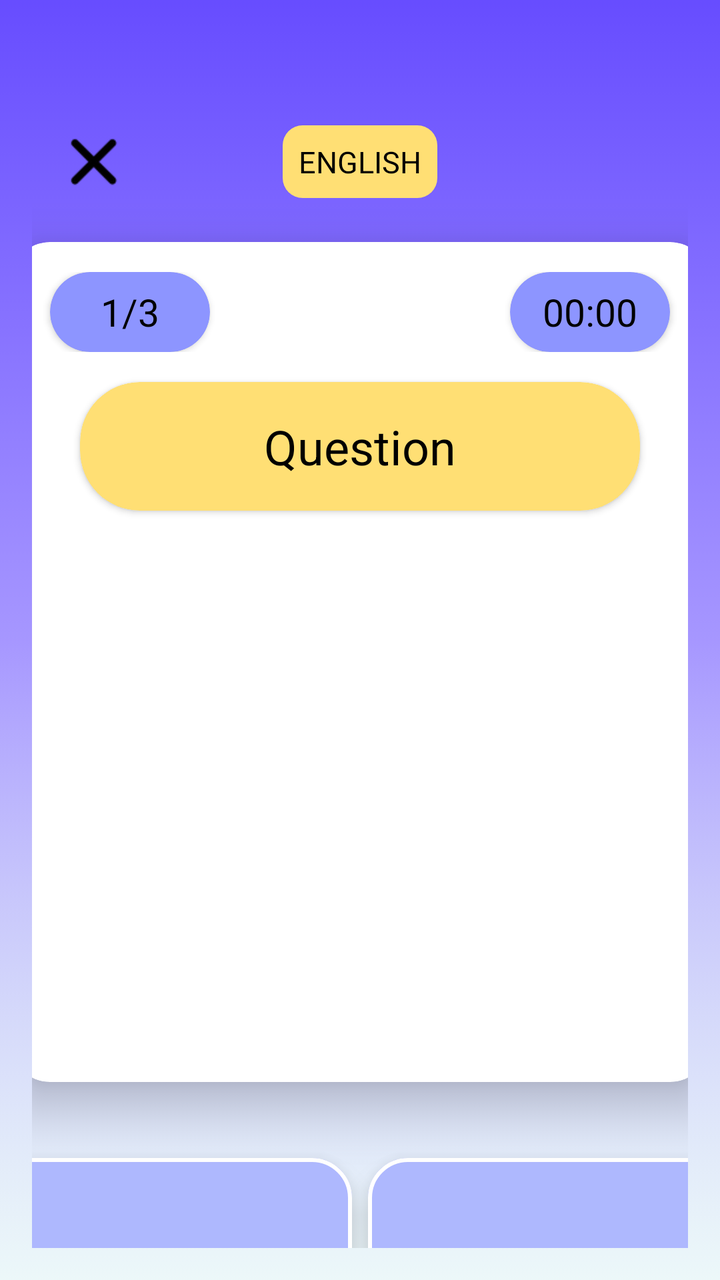
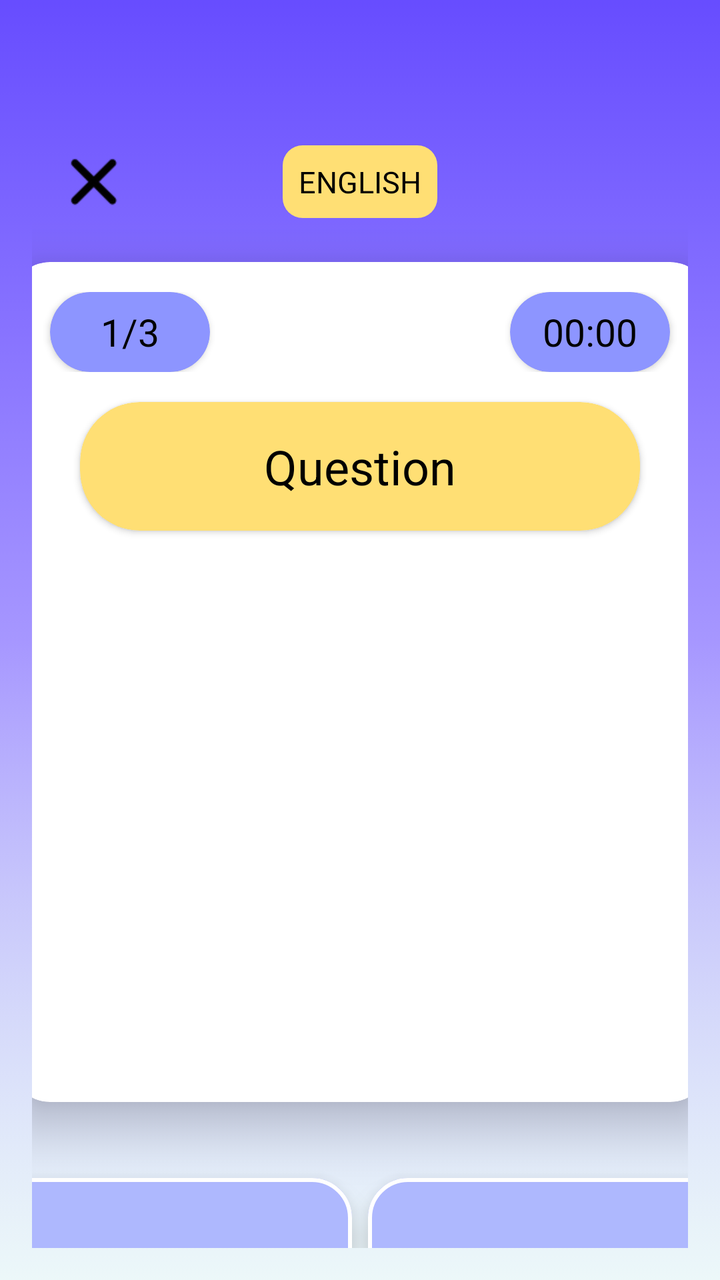

Compare the two renders of this Android layout. The source of the first and the diff that turns it into the second are given below.
<!-- AndroidManifest.xml: application theme Theme.QuizApp -->
<!-- res/layout/quiz_english_1.xml -->
<?xml version="1.0" encoding="utf-8"?>
<LinearLayout xmlns:android="http://schemas.android.com/apk/res/android"
    xmlns:tools="http://schemas.android.com/tools"
    xmlns:app="http://schemas.android.com/apk/res-auto"
    android:id="@+id/main"
    android:layout_width="match_parent"
    android:layout_height="match_parent"
    android:orientation="vertical"
    android:padding="16dp"
    android:background="@drawable/background"
    tools:context=".QuizEnglish">

    <RelativeLayout
        android:layout_width="match_parent"
        android:layout_height="50dp"
        android:layout_marginTop="40dp">

        <ImageView
            android:id="@+id/close_button"
            android:layout_width="30dp"
            android:layout_height="30dp"
            android:layout_alignParentStart="true"
            android:layout_centerVertical="true"
            android:layout_marginStart="16dp"
            android:src="@drawable/close_button"/>

        <TextView
            android:id="@+id/editProfileLabel"
            android:layout_width="wrap_content"
            android:layout_height="wrap_content"
            android:text="ENGLISH"
            android:textSize="15sp"
            android:textColor="#000000"
            android:background="@drawable/edit_profile_label_bg"
            android:padding="8dp"
            android:gravity="center"
            android:layout_centerInParent="true"/>

        <androidx.cardview.widget.CardView
            android:layout_width="wrap_content"
            android:layout_height="match_parent"
            android:layout_alignParentEnd="true"
            android:layout_centerVertical="true"
            android:layout_marginEnd="16dp">
        </androidx.cardview.widget.CardView>

    </RelativeLayout>

    <androidx.cardview.widget.CardView
        android:layout_width="350dp"
        android:layout_height="420dp"
        android:layout_marginTop="15dp"
        android:layout_gravity="center_horizontal"
        app:cardBackgroundColor="@android:color/white"
        app:cardCornerRadius="20dp"
        app:cardElevation="15dp">

        <LinearLayout
            android:layout_width="350dp"
            android:layout_height="40dp"
            android:layout_marginTop="15dp"
            android:layout_marginBottom="15dp">

            <androidx.cardview.widget.CardView
                android:layout_width="80dp"
                android:layout_height="40dp"
                android:layout_gravity="center_horizontal"
                android:layout_marginLeft="20dp"
                android:layout_marginRight="20dp"
                app:cardBackgroundColor="@color/buttonPurple"
                app:cardCornerRadius="30dp">

                <TextView
                    android:id="@+id/totalQuestion"
                    android:layout_width="80dp"
                    android:layout_height="40dp"
                    android:gravity="center"
                    android:text="1/3"
                    android:textColor="@color/black"
                    android:textSize="19sp" />

            </androidx.cardview.widget.CardView>

            <androidx.cardview.widget.CardView
                android:id="@+id/timer"
                android:layout_width="80dp"
                android:layout_height="40dp"
                android:layout_gravity="center_horizontal"
                android:layout_marginStart="130dp"
                app:cardBackgroundColor="@color/buttonPurple"
                app:cardCornerRadius="30dp">

                <TextView
                    android:id="@+id/timerText"
                    android:layout_width="80dp"
                    android:layout_height="40dp"
                    android:gravity="center"
                    android:text="00:00"
                    android:textColor="@color/black"
                    android:textSize="19sp" />

            </androidx.cardview.widget.CardView>

        </LinearLayout>

        <androidx.cardview.widget.CardView
            android:layout_width="280dp"
            android:layout_height="wrap_content"
            android:layout_gravity="center_horizontal"
            android:layout_marginTop="70dp"
            android:layout_marginBottom="20dp"
            app:cardBackgroundColor="@color/yellow"
            app:cardCornerRadius="30dp">

            <TextView
                android:id="@+id/question_text"
                android:layout_width="280dp"
                android:layout_height="wrap_content"
                android:gravity="center"
                android:padding="16dp"
                android:text="Question"
                android:textColor="@color/black"
                android:textSize="24sp" />

        </androidx.cardview.widget.CardView>

        <ImageView
            android:id="@+id/imageView"
            android:layout_width="240dp"
            android:layout_height="240dp"
            android:layout_marginTop="160dp"
            android:layout_gravity="center_horizontal">
        </ImageView>

    </androidx.cardview.widget.CardView>

    <LinearLayout
        style="?android:attr/buttonBarStyle"
        android:layout_width="380dp"
        android:layout_height="140dp"
        android:layout_gravity="center_horizontal"
        android:layout_marginTop="30dp"
        android:orientation="horizontal">

        <Button
            android:id="@+id/option_1_button"
            style="?android:attr/buttonBarButtonStyle"
            android:layout_width="60dp"
            android:layout_height="140dp"
            android:layout_margin="4dp"
            android:layout_weight="1"
            android:backgroundTint="@color/lightPurple"
            android:text="Option 1"
            android:textColor="@color/black"
            android:textSize="20sp"
            android:elevation="10dp"
            android:stateListAnimator="@null"
            android:outlineProvider="background"
            app:cornerRadius="20dp"
            app:strokeColor="@color/white"
            app:strokeWidth="2dp" />

        <Button
            android:id="@+id/option_2_button"
            style="?android:attr/buttonBarButtonStyle"
            android:layout_width="60dp"
            android:layout_height="140dp"
            android:layout_margin="4dp"
            android:layout_weight="1"
            android:backgroundTint="@color/lightPurple"
            android:text="Option 2"
            android:textColor="@color/black"
            android:textSize="20sp"
            android:elevation="10dp"
            android:stateListAnimator="@null"
            android:outlineProvider="background"
            app:cornerRadius="20dp"
            app:strokeColor="@color/white"
            app:strokeWidth="2dp" />
    </LinearLayout>

    <LinearLayout
        style="?android:attr/buttonBarStyle"
        android:layout_width="380dp"
        android:layout_height="140dp"
        android:layout_gravity="center_horizontal"
        android:layout_marginTop="10dp"
        android:orientation="horizontal">

        <Button
            android:id="@+id/option_3_button"
            style="?android:attr/buttonBarButtonStyle"
            android:layout_width="60dp"
            android:layout_height="140dp"
            android:layout_margin="4dp"
            android:layout_weight="1"
            android:backgroundTint="@color/lightPurple"
            android:text="Option 3"
            android:textColor="@color/black"
            android:textSize="20sp"
            android:elevation="10dp"
            android:stateListAnimator="@null"
            android:outlineProvider="background"
            app:cornerRadius="20dp"
            app:strokeColor="@color/white"
            app:strokeWidth="2dp" />

        <Button
            android:id="@+id/option_4_button"
            style="?android:attr/buttonBarButtonStyle"
            android:layout_width="60dp"
            android:layout_height="140dp"
            android:layout_margin="4dp"
            android:layout_weight="1"
            android:backgroundTint="@color/lightPurple"
            android:text="Option 4"
            android:textColor="@color/black"
            android:textSize="20sp"
            android:elevation="10dp"
            android:stateListAnimator="@null"
            android:outlineProvider="background"
            app:cornerRadius="20dp"
            app:strokeColor="@color/white"
            app:strokeWidth="2dp" />
    </LinearLayout>

</LinearLayout>
<!-- resources referenced by this layout -->
<resources>
  <color name="black">#FF000000</color>
  <color name="buttonPurple">#8D95FF</color>
  <color name="lightPurple">#AEB8FE</color>
  <color name="white">#FFFFFFFF</color>
  <color name="yellow">#FFDF74</color>
  <!-- drawable background: png bitmap (drawable, 33364 bytes) -->
  <!-- drawable close_button: png bitmap (drawable, 2223 bytes) -->
  <!-- drawable edit_profile_label_bg (drawable) -->
  <?xml version="1.0" encoding="utf-8"?>
  <shape android:shape="rectangle" xmlns:android="http://schemas.android.com/apk/res/android">
  
      <corners android:radius="10dp"/>
      <solid android:color="@color/yellow"/>
  </shape>
  <style name="Theme.QuizApp" parent="Base.Theme.QuizApp" />
  <style name="Base.Theme.QuizApp" parent="Theme.Material3.DayNight.NoActionBar">
          
          <item name="colorPrimary">@color/purple</item>
          <item name="colorPrimaryVariant">@color/blue</item>
          <item name="android:statusBarColor">@color/blue</item>
      </style>
  <color name="purple">#2600FF</color>
  <color name="blue">#B0E0E6</color>
</resources>

<!-- the commit's change to res/layout/quiz_english_1.xml (unified diff, before → after) -->
@@ -13,7 +13,7 @@
     <RelativeLayout
         android:layout_width="match_parent"
         android:layout_height="50dp"
-        android:layout_marginTop="40dp">
+        android:layout_marginTop="50dp">
 
         <ImageView
             android:id="@+id/close_button"
